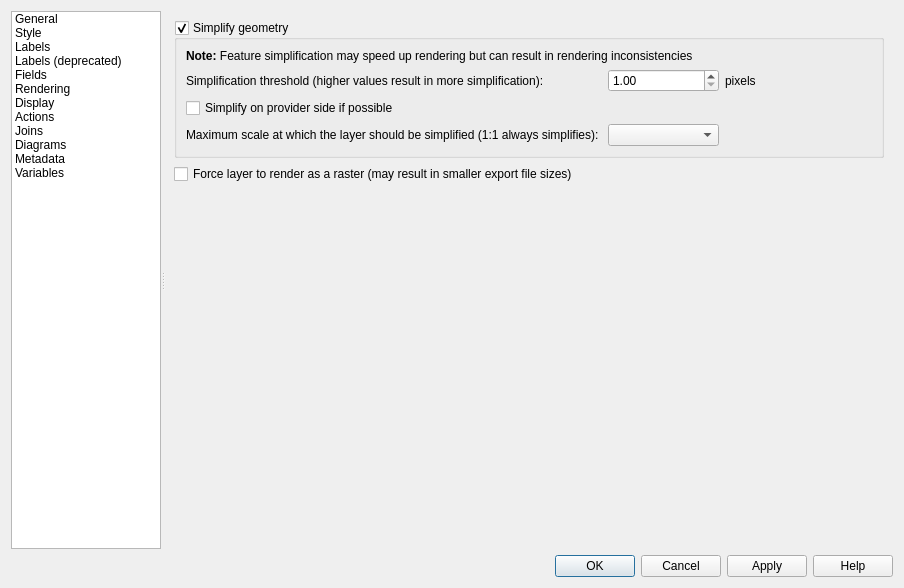
LZS1991/SWGIS, file SWGIS-DLLSrc/SWGIS-App/swgisvectorlayerpropertiesbase.ui: the form before one commit.
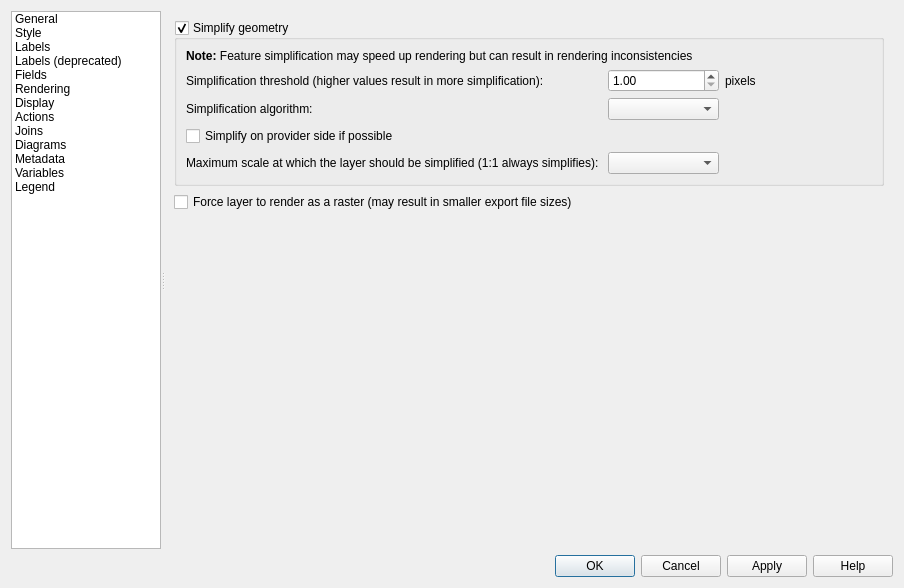
The form after the commit. The open tabs and pages were chosen to show the change. Icons and pictures are not drawn. Custom widgets are drawn as their Qt base class.

```diff
--- a/SWGIS-DLLSrc/SWGIS-App/swgisvectorlayerpropertiesbase.ui
+++ b/SWGIS-DLLSrc/SWGIS-App/swgisvectorlayerpropertiesbase.ui
@@ -234,6 +234,15 @@
             <normaloff>:/images/themes/default/mIconExpression.svg</normaloff>:/images/themes/default/mIconExpression.svg</iconset>
           </property>
          </item>
+         <item>
+          <property name="text">
+           <string>Legend</string>
+          </property>
+          <property name="icon">
+           <iconset>
+            <normaloff>:/images/themes/default/legend.svg</normaloff>:/images/themes/default/legend.svg</iconset>
+          </property>
+         </item>
         </widget>
        </item>
       </layout>
@@ -844,7 +853,7 @@
                 <x>0</x>
                 <y>0</y>
                 <width>643</width>
-                <height>166</height>
+                <height>192</height>
                </rect>
               </property>
               <layout class="QVBoxLayout" name="verticalLayout_32">
@@ -919,14 +928,30 @@
                     </property>
                    </spacer>
                   </item>
-                  <item row="2" column="1" colspan="4">
+                  <item row="2" column="1">
+                   <widget class="QLabel" name="mSimplifyAlgorithmLabel">
+                    <property name="toolTip">
+                     <string>This algorithm only is applied to simplify on local side</string>
+                    </property>
+                    <property name="text">
+                     <string>Simplification algorithm: </string>
+                    </property>
+                    <property name="margin">
+                     <number>2</number>
+                    </property>
+                   </widget>
+                  </item>
+                  <item row="2" column="2">
+                   <widget class="QComboBox" name="mSimplifyAlgorithmComboBox"/>
+                  </item>
+                  <item row="3" column="1" colspan="4">
                    <widget class="QCheckBox" name="mSimplifyDrawingAtProvider">
                     <property name="text">
                      <string>Simplify on provider side if possible</string>
                     </property>
                    </widget>
                   </item>
-                  <item row="3" column="1">
+                  <item row="4" column="1">
                    <widget class="QLabel" name="mSimplifyMaxScaleLabel">
                     <property name="text">
                      <string>Maximum scale at which the layer should be simplified (1:1 always simplifies): </string>
@@ -936,7 +961,7 @@
                     </property>
                    </widget>
                   </item>
-                  <item row="3" column="2">
+                  <item row="4" column="2">
                    <widget class="QgsScaleComboBox" name="mSimplifyMaximumScaleComboBox">
                     <property name="sizePolicy">
                      <sizepolicy hsizetype="Expanding" vsizetype="Fixed">
@@ -1888,17 +1913,17 @@
   </layout>
  </widget>
  <customwidgets>
+  <customwidget>
+   <class>QgsScaleRangeWidget</class>
+   <extends>QWidget</extends>
+   <header>qgsscalerangewidget.h</header>
+  </customwidget>
   <customwidget>
    <class>QgsCollapsibleGroupBox</class>
    <extends>QGroupBox</extends>
    <header>qgscollapsiblegroupbox.h</header>
    <container>1</container>
   </customwidget>
-  <customwidget>
-   <class>QgsScaleRangeWidget</class>
-   <extends>QWidget</extends>
-   <header>qgsscalerangewidget.h</header>
-  </customwidget>
   <customwidget>
    <class>QgsProjectionSelectionWidget</class>
    <extends>QWidget</extends>
@@ -1906,9 +1931,10 @@
    <container>1</container>
   </customwidget>
   <customwidget>
-   <class>QgsScaleComboBox</class>
-   <extends>QComboBox</extends>
-   <header>qgsscalecombobox.h</header>
+   <class>QgsLayerTreeEmbeddedConfigWidget</class>
+   <extends>QWidget</extends>
+   <header>qgslayertreeembeddedconfigwidget.h</header>
+   <container>1</container>
   </customwidget>
   <customwidget>
    <class>QgsVariableEditorWidget</class>
@@ -1922,6 +1948,11 @@
    <header>qgsfieldcombobox.h</header>
    <container>1</container>
   </customwidget>
+  <customwidget>
+   <class>QgsScaleComboBox</class>
+   <extends>QComboBox</extends>
+   <header>qgsscalecombobox.h</header>
+  </customwidget>
  </customwidgets>
  <tabstops>
   <tabstop>mOptionsListWidget</tabstop>
```
Left out of the diff: 29 changed lines with no effect on the pictures.
